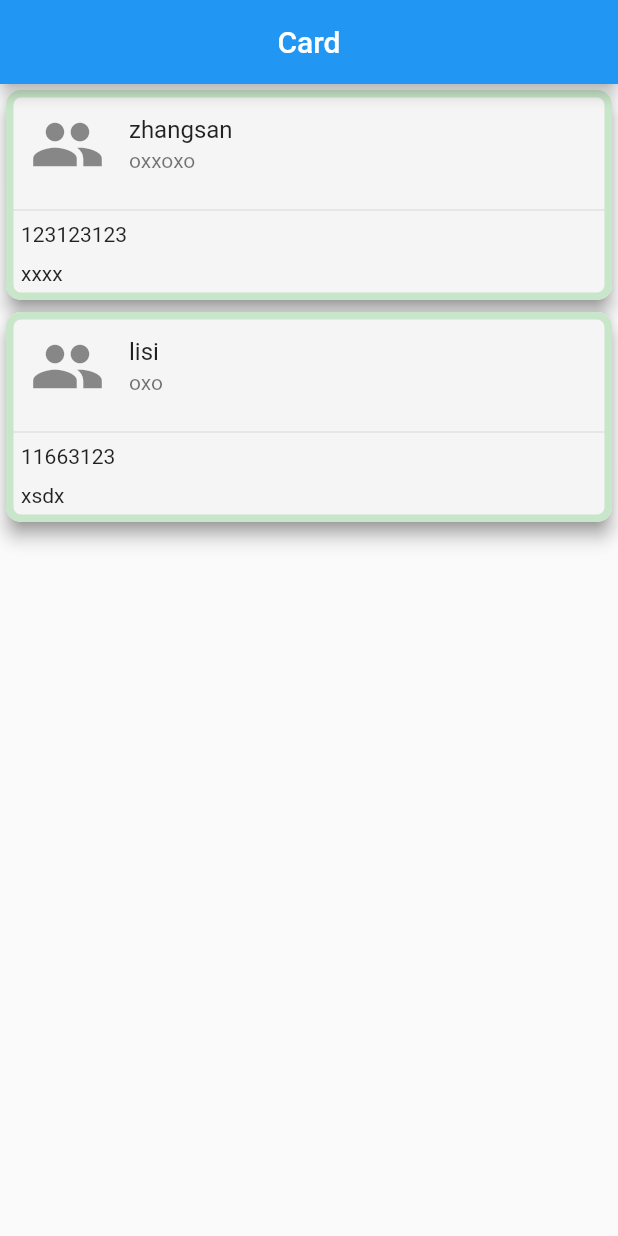
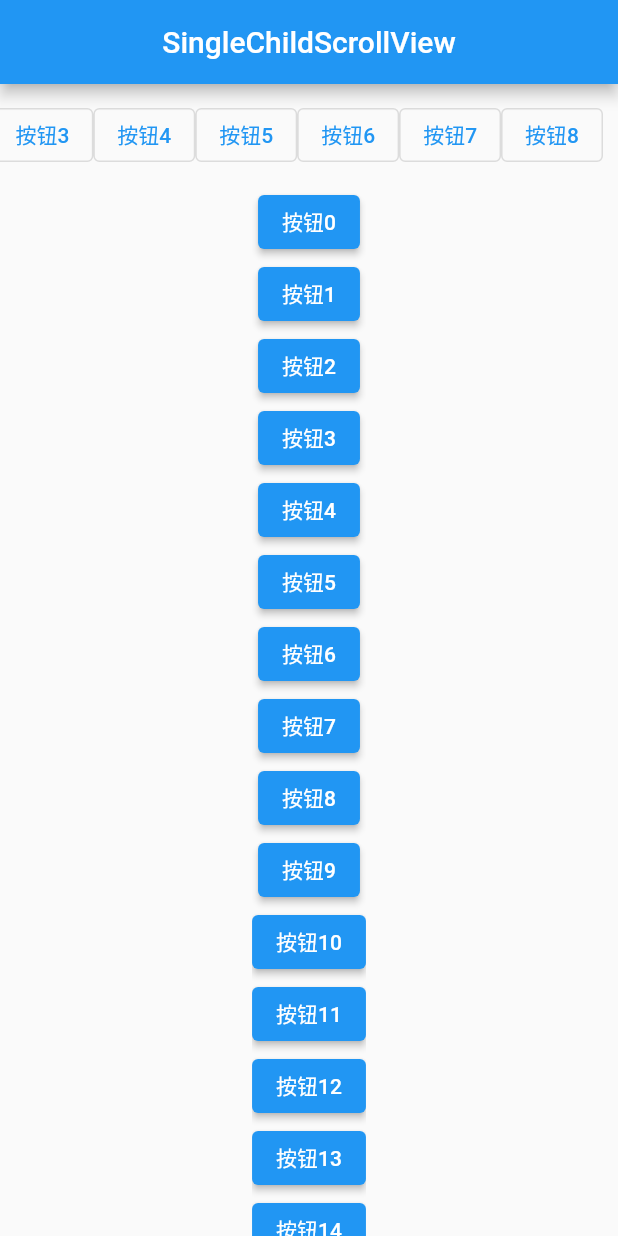
Before and after one commit to whistleStudio/Note, a Flutter app: the screen it shows after launch, on a phone screen of 412 x 824 dp. Run offline on Flutter 3.47's test engine with Material 2 defaults, Android fonts, the phone set to English and light mode, and no system bars.

Commit message:
202212291725

```diff
--- /dev/null
+++ b/flut/lib/05_list/01_SingleChildScrollView.dart
@@ -0,0 +1,52 @@
+import 'package:flutter/material.dart';
+
+class Home extends StatelessWidget {
+  const Home({super.key});
+
+  @override
+  Widget build(BuildContext context) {
+    return Scaffold(
+      appBar: AppBar(
+        title: Text("SingleChildScrollView"),
+        centerTitle: true,
+      ),
+      body: SingeChildScrollViewDemo(),
+    );
+  }
+}
+
+class SingeChildScrollViewDemo extends StatelessWidget {
+  const SingeChildScrollViewDemo({super.key});
+
+  @override
+  Widget build(BuildContext context) {
+    return Column(
+      children: [
+        SingleChildScrollView(
+          // scrollDirection默认vertical
+          scrollDirection: Axis.horizontal,
+          padding: EdgeInsets.all(10),
+          reverse: true,
+          child: Row(
+            children: List.generate(9, (index) => OutlinedButton(
+              onPressed: () {},
+              child: Text("按钮$index")
+            )),
+          ),
+        ),
+        Expanded(
+          // SingleChildScrollView主轴需要是有限约束
+          child: SingleChildScrollView(
+            // 其内部元素变为无限约束
+            child: Column(
+              children: List.generate(100, (index) => ElevatedButton(
+                onPressed: () {},
+                child: Text("按钮$index"),
+              ))
+            ),
+          ),
+        )
+      ],
+    );
+  }
+}
--- a/flut/lib/flutterTest.dart
+++ b/flut/lib/flutterTest.dart
@@ -22,20 +22,10 @@ class Test extends StatelessWidget {
   Widget build(BuildContext context) {
     return Column(
       children: [
-        Column(
-          children: [],
-          // children: [
-          //   Expanded(
-          //     child: Container(
-          //       color: Colors.amber
-          //     )
-          //   ),
-          //   Expanded(
-          //     child: Container(
-          //       color: Colors.cyanAccent
-          //     )
-          //   )
-          // ],
+        SingleChildScrollView(
+          child: Column(
+            children: [],
+          ),
         ),
       ],
     );
--- a/flut/pubspec.yaml
+++ b/flut/pubspec.yaml
@@ -63,6 +63,8 @@ flutter:
   # assets:
   #   - images/a_dot_burr.jpeg
   #   - images/a_dot_ham.jpeg
+  assets:
+    - images/
 
   # An image asset can refer to one or more resolution-specific "variants", see
   # https://flutter.dev/assets-and-images/#resolution-aware
```
Also changed, not shown: flut/lib/03_button/01_Button.dart (added, +54 -0 lines), flut/lib/03_button/02_ButtonStyle.dart (added, +79 -0 lines), flut/lib/03_button/03_Other_Button.dart (added, +57 -0 lines), flut/lib/04_image/01_image.dart (added, +39 -0 lines), flut/lib/main.dart (+6 -1 lines), flut/images/nanjing.jpg (added), 2 other files.
